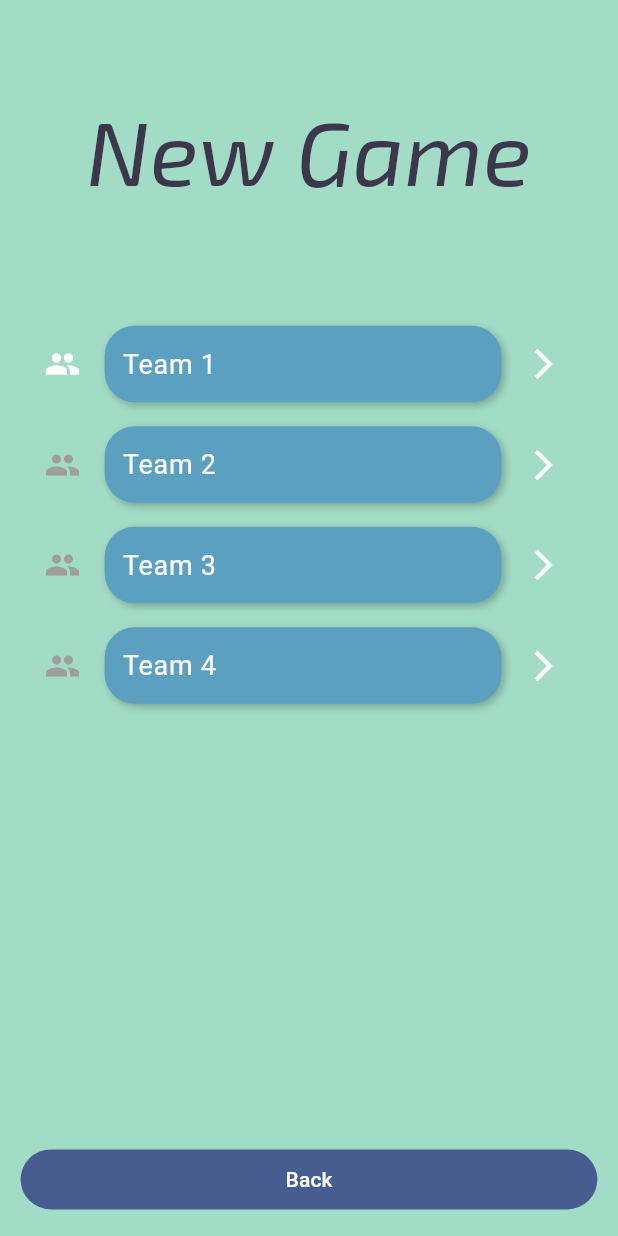
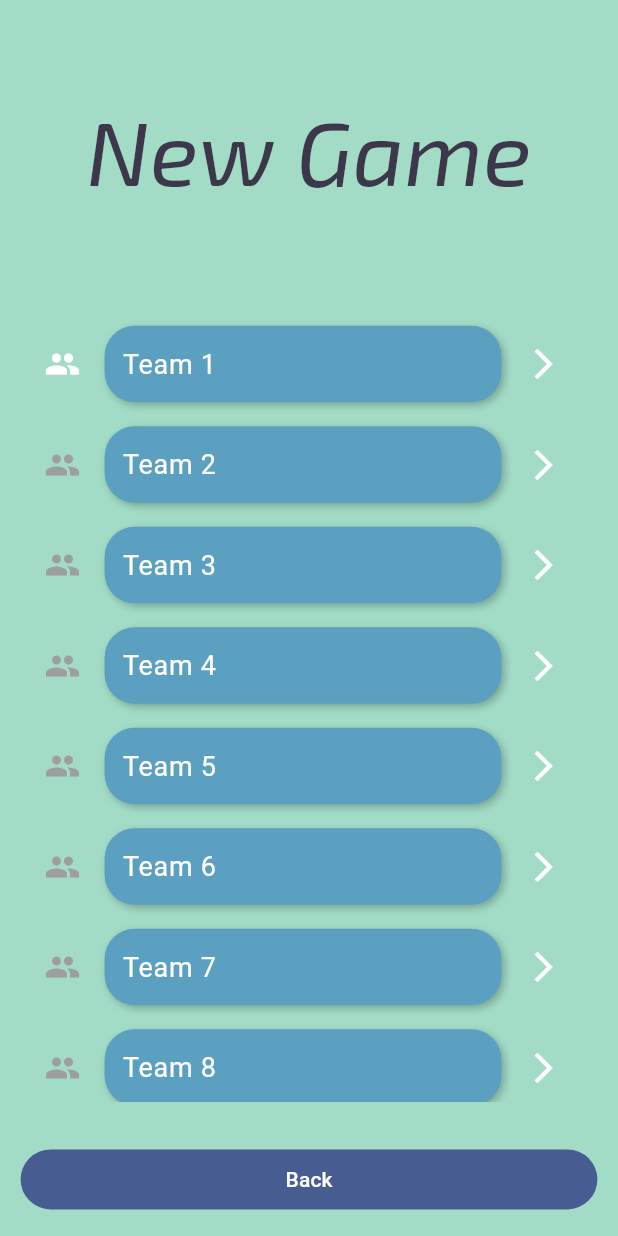
Before and after one commit to swarooppatilx/headsup, a Flutter app: the LevelSelectionScreen screen opened by its route, on a phone screen of 412 x 824 dp. Run offline on Flutter 3.47's test engine with Material 3 defaults, Android fonts, the phone set to English and light mode, and no system bars; our stand-ins replace audioplayers, firebase_core, go_router, google_mobile_ads, in_app_purchase, sensors_plus and 1 more; missing offline and left inert: games_services; accounts and stored records are empty; project files that could hold a hidden picture were left out.

Commit message:
8 Teams config

```diff
--- a/lib/src/level_selection/teams.dart
+++ b/lib/src/level_selection/teams.dart
@@ -9,26 +9,16 @@ const teams = [
       achievementIdIOS: 'first_win',
       achievementIdAndroid: 'NhkIwB69ejkMAOOLDb',
       words: [
-        'Pizza',
-        'Key',
+        'Submission',
         'Proxy',
+        'Bunk',
         'Alacrity',
-        'Salman khan',
-        'Knot',
-        'Cheat',
-        'Timer',
-        'Vijay Devarkonda',
+        'Placement',
+        'Projects',
         'Resume',
-        'Maggi',
-        'Paneer chilli',
-        'Pasta',
-        'Vicky Kaushal',
-        'Phone',
-        'Tree',
-        'Submission',
-        'ParleG',
-        'Sushi',
-        'ACM committee'
+        'Defaulter',
+        'ACM committee',
+        'Bunksheets'
       ]),
   Team(
       number: 2,
@@ -36,26 +26,16 @@ const teams = [
       achievementIdIOS: 'finished',
       achievementIdAndroid: 'CdfIhE96aspNWLGSQg',
       words: [
+        'OAT',
         'Hackathon',
-        'Eraser',
         'Bit by bit',
-        'Shahrukh khan',
-        'Chair',
-        'Garlic bread',
-        'Cold',
-        'Placement',
-        'Clock',
         'ID card',
-        'Defaulter',
-        'Coffee',
-        'Pani puri',
-        'Ajay Devgan',
-        'Timer',
-        'Sai Pallavi',
+        'Backlog',
+        'Year down/ Drop',
         'Maggi',
-        'Backlog',
-        'Cheese Cake',
-        'Projects'
+        'Biryani',
+        'Pizza',
+        'Garlic bread'
       ]),
   Team(
       number: 3,
@@ -63,26 +43,16 @@ const teams = [
       achievementIdIOS: 'finished',
       achievementIdAndroid: 'CdfIhE96aspNWLGSQg',
       words: [
+        'Chaat',
+        'Sushi',
+        'Noodles',
+        'Coffee',
+        'Paneer chilli',
+        'Pani puri',
         'Chai',
-        'Biryani',
-        'Jackie Shroff',
-        'Bunk',
-        'Amitabh Bachchan',
-        'OAT',
-        'Bunksheets',
-        'Vijay thalapati',
-        'Alia Bhatt',
-        'Noodles',
         'ParleG',
-        'Trampoline',
-        'Cheat',
-        'Kareena Kapoor',
-        'Kishore Kumar',
-        'Bit by bit',
-        'Year down/ Drop',
-        'Timer',
-        'Chaat',
-        'Clock'
+        'Cheese Cake',
+        'Pasta'
       ]),
   Team(
       number: 4,
@@ -99,17 +69,75 @@ const teams = [
         'Cold',
         'Timer',
         'Clock',
-        'Star',
+        'Star'
+      ]),
+  Team(
+      number: 5,
+      difficulty: 100,
+      achievementIdIOS: 'finished',
+      achievementIdAndroid: 'CdfIhE96aspNWLGSQg',
+      words: [
         'Knot',
         'Wheel',
         'Music',
         'Trampoline',
+        'Amitabh Bachchan',
+        'Shahrukh khan',
+        'Jackie Shroff',
+        'Kareena Kapoor',
+        'Salman khan',
+        'Kishore Kumar'
+      ]),
+  Team(
+      number: 6,
+      difficulty: 100,
+      achievementIdIOS: 'finished',
+      achievementIdAndroid: 'CdfIhE96aspNWLGSQg',
+      words: [
+        'Alia Bhatt',
+        'Vicky Kaushal',
+        'Siddhart Malhotra',
+        'Ajay Devgan',
         'Rashmika Mandana',
-        'Vicky Kaushal',
+        'Vijay Devarkonda',
+        'Vijay thalapati',
         'Sai Pallavi',
-        'Shahrukh khan',
-        'Vijay Devarkonda',
-        'Salman khan'
+        'Submission',
+        'Proxy'
+      ]),
+  Team(
+      number: 7,
+      difficulty: 100,
+      achievementIdIOS: 'finished',
+      achievementIdAndroid: 'CdfIhE96aspNWLGSQg',
+      words: [
+        'Bunk',
+        'Alacrity',
+        'Placement',
+        'Projects',
+        'Resume',
+        'Defaulter',
+        'ACM committee',
+        'Bunksheets',
+        'OAT',
+        'Hackathon'
+      ]),
+  Team(
+      number: 8,
+      difficulty: 100,
+      achievementIdIOS: 'finished',
+      achievementIdAndroid: 'CdfIhE96aspNWLGSQg',
+      words: [
+        'Bit by bit',
+        'ID card',
+        'Backlog',
+        'Year down/ Drop',
+        'Maggi',
+        'Biryani',
+        'Pizza',
+        'Garlic bread',
+        'Chaat',
+        'Sushi'
       ]),
 ];
 
```
